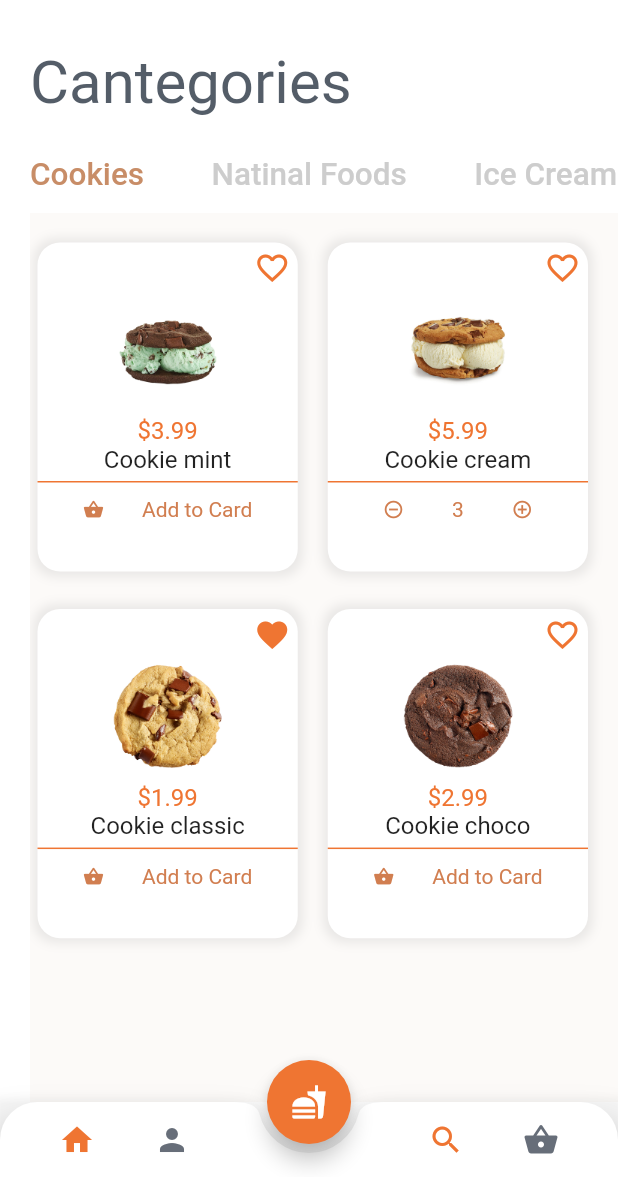
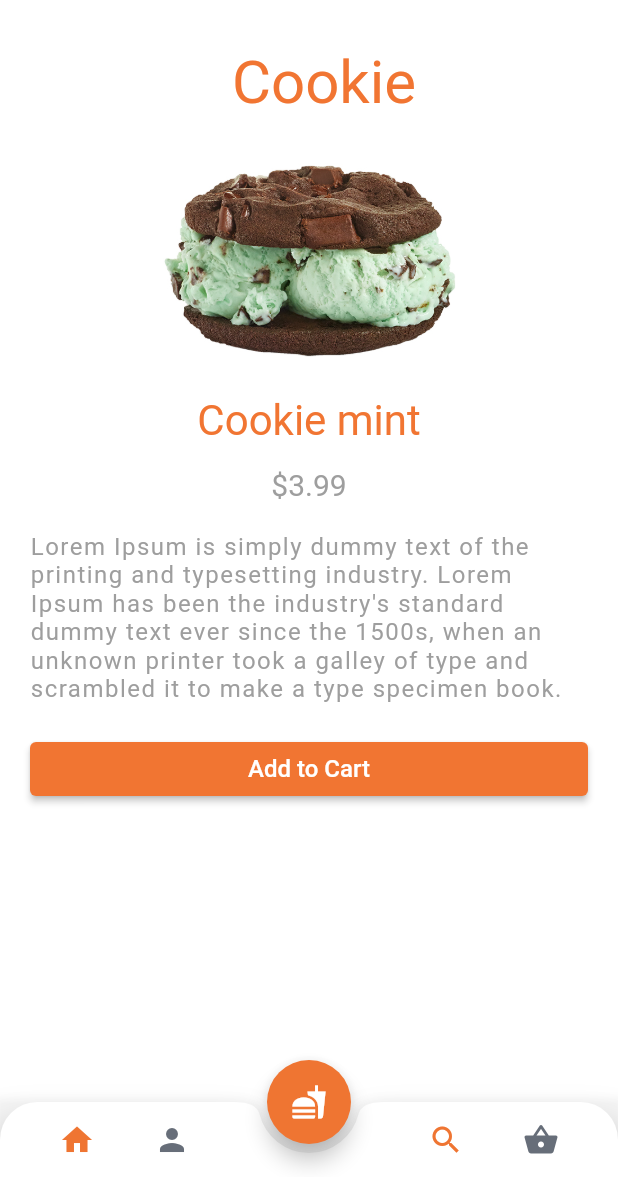
Before and after one commit to bbosmedia/cooking_app, a Flutter app: the screen it shows after launch, after a tap on "$3.99", on a phone screen of 412 x 824 dp, the part 59-1236 px from its top. Run offline on Flutter 3.47's test engine with Material 2 defaults, Android fonts, the phone set to English and light mode, and no system bars; Roboto replaces fonts that are missing (Varela, Varella).

Commit message:
Cookie Simple App UI Design is Finished

```diff
--- a/lib/cookie_detail.dart
+++ b/lib/cookie_detail.dart
@@ -0,0 +1,126 @@
+import 'package:flutter/material.dart';
+import 'package:second/bottom_bar.dart';
+
+class CookieDetail extends StatelessWidget {
+  final assetPath, cookieprice, cookiename;
+  CookieDetail({this.assetPath, this.cookiename, this.cookieprice});
+
+  @override
+  Widget build(BuildContext context) {
+    return Scaffold(
+      backgroundColor: Colors.white,
+      appBar: AppBar(
+        backgroundColor: Colors.white,
+        elevation: 0.0,
+        leading: IconButton(
+          onPressed: () {
+            Navigator.pop(context);
+          },
+          icon: Icon(
+            Icons.arrow_back_ios,
+            color: Color(0xFF545D68),
+          ),
+        ),
+        centerTitle: true,
+        title: Text(
+          "Pick Up",
+          style: TextStyle(
+            fontFamily: 'Varela',
+            fontSize: 20.0,
+            color: Color(0xFF545D68),
+          ),
+        ),
+        actions: [
+          IconButton(
+              onPressed: () {},
+              icon: Icon(
+                Icons.notifications,
+                color: Color(0xFF545D68),
+              ))
+        ],
+      ),
+      body: ListView(
+        children: [
+          SizedBox(
+            height: 15.0,
+          ),
+          Padding(
+            padding: EdgeInsets.only(left: 20),
+            child: Center(
+              child: Text(
+                "Cookie",
+                style: TextStyle(
+                    color: Color(0xFFF17532),
+                    fontFamily: 'Varela',
+                    fontSize: 40),
+              ),
+            ),
+          ),
+          SizedBox(
+            height: 15.0,
+          ),
+          Hero(
+              tag: assetPath,
+              child: Image.asset(
+                assetPath,
+                height: 150.0,
+                width: 100.0,
+                fit: BoxFit.contain,
+              )),
+          SizedBox(
+            height: 20.0,
+          ),
+          Center(
+              child: Text(
+            cookiename,
+            style: TextStyle(
+                fontFamily: 'Varela', fontSize: 28.0, color: Color(0xFFf17532)),
+          )),
+          SizedBox(
+            height: 15.0,
+          ),
+          Center(
+            child: Text(
+              cookieprice,
+              style: TextStyle(
+                  fontFamily: 'Varela', fontSize: 20.0, color: Colors.grey),
+            ),
+          ),
+          SizedBox(
+            height: 20,
+          ),
+          Padding(
+            padding: EdgeInsets.symmetric(horizontal: 20.0),
+            child: Text(
+              "Lorem Ipsum is simply dummy text of the printing and typesetting industry. Lorem Ipsum has been the industry's standard dummy text ever since the 1500s, when an unknown printer took a galley of type and scrambled it to make a type specimen book.",
+              style: TextStyle(
+                  color: Colors.grey, fontSize: 16.0, letterSpacing: 1.0),
+            ),
+          ),
+          SizedBox(
+            height: 20.0,
+          ),
+          Padding(
+            padding: EdgeInsets.symmetric(horizontal: 20.0),
+            child: ElevatedButton(
+              onPressed: () {},
+              child: Text("Add to Cart",
+                  style: TextStyle(
+                      color: Colors.white, fontFamily: 'Varela', fontSize: 16.0)),
+              style: ButtonStyle(
+                  backgroundColor:
+                      MaterialStateProperty.all<Color>(Color(0xFFF17532))),
+            ),
+          )
+        ],
+      ),
+      floatingActionButton: FloatingActionButton(
+        backgroundColor: Color(0xFFEF7532),
+        onPressed: () {},
+        child: Icon(Icons.fastfood),
+      ),
+      floatingActionButtonLocation: FloatingActionButtonLocation.centerDocked,
+      bottomNavigationBar: BottoBar(),
+    );
+  }
+}
--- a/lib/cookie_page.dart
+++ b/lib/cookie_page.dart
@@ -1,4 +1,5 @@
 import 'package:flutter/material.dart';
+import 'package:second/cookie_detail.dart';
 
 class CookiePage extends StatelessWidget {
   @override
@@ -41,7 +42,14 @@ class CookiePage extends StatelessWidget {
     return Padding(
         padding: EdgeInsets.only(top: 5.0, left: 5.0, right: 5.0, bottom: 5.0),
         child: InkWell(
-          onTap: () {},
+          onTap: () {
+            Navigator.of(context).push(MaterialPageRoute(
+                builder: (context) => CookieDetail(
+                      assetPath: imgPath,
+                      cookiename: name,
+                      cookieprice: price,
+                    )));
+          },
           child: Container(
             decoration: BoxDecoration(
                 borderRadius: BorderRadius.circular(15.0),
```
